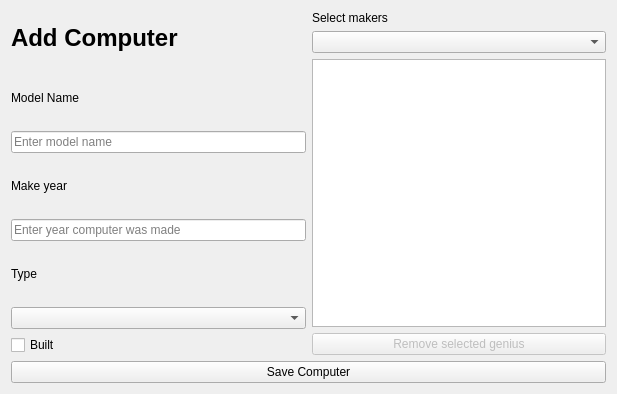
Qt form addcomputer.ui (danielm15/VLN1-2016-Hopur_16) before a commit.
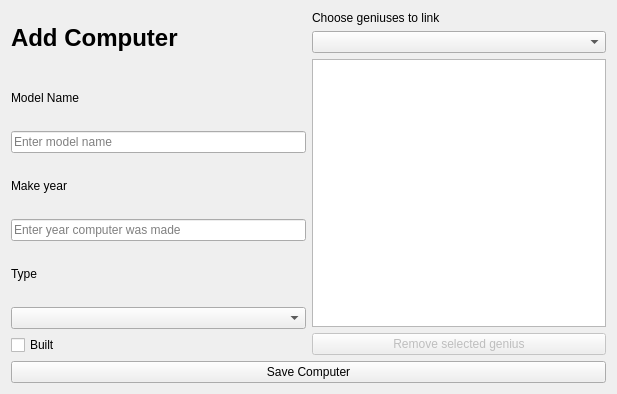
The same form after that commit.

Commit message: Changed combobox placeholder text

The edit to the form file:
```diff
--- a/addcomputer.ui
+++ b/addcomputer.ui
@@ -108,7 +108,7 @@
        <item>
         <widget class="QLabel" name="labelAddGeniuses">
          <property name="text">
-          <string>Select makers</string>
+          <string>Choose geniuses to link</string>
          </property>
         </widget>
        </item>
```
The commit also changes 4 other files.
